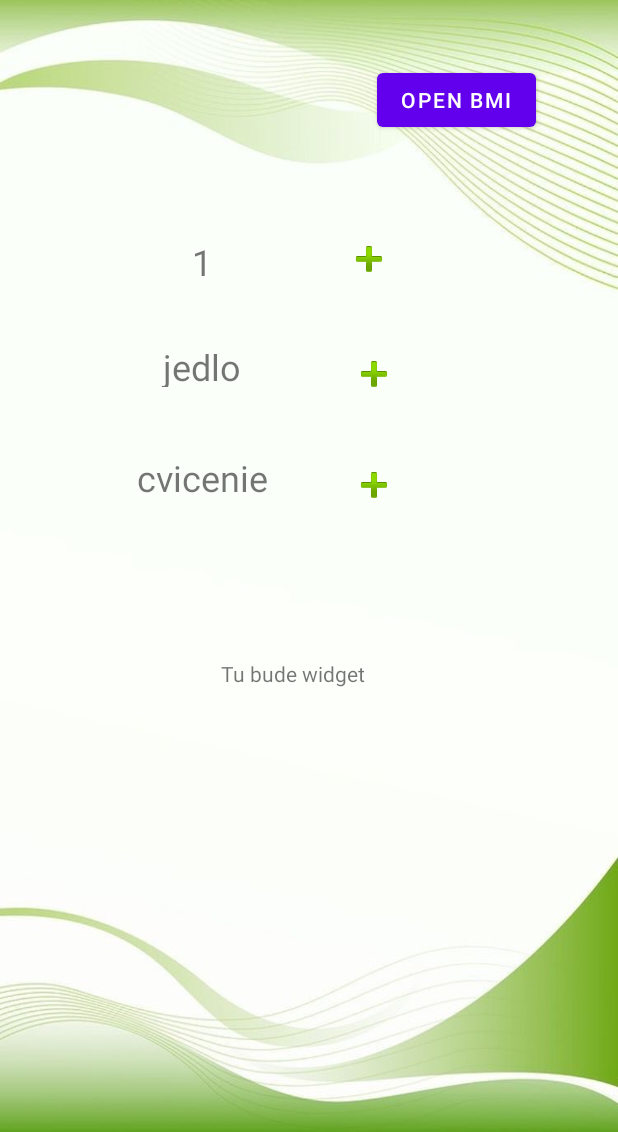
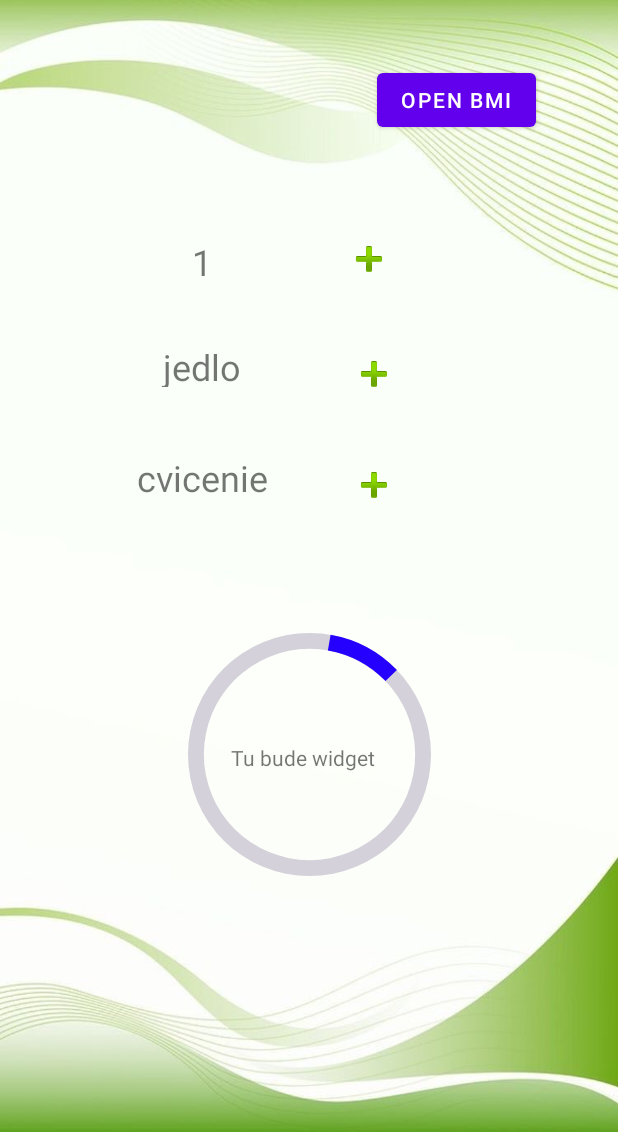
Before and after one commit to bubchi/budFIT, an Android app: the screen it shows after launch (MainActivity), after a tap on an icon or button, on a phone screen of 412 x 824 dp, the part 104-1236 px from its top. Run offline under Robolectric (Android 15) with nearby library versions, the phone set to English and light mode, and no system bars.

Commit message:
progres bar

```diff
--- a/app/src/main/java/com/example/budfit/BMI.kt
+++ b/app/src/main/java/com/example/budfit/BMI.kt
@@ -1,15 +1,9 @@
 package com.example.budfit
 
-import android.content.Context
 import android.os.Bundle
-import android.view.View
 import android.widget.*
-import com.google.android.material.snackbar.Snackbar
 import androidx.appcompat.app.AppCompatActivity
-import androidx.navigation.findNavController
 import androidx.navigation.ui.AppBarConfiguration
-import androidx.navigation.ui.navigateUp
-import androidx.navigation.ui.setupActionBarWithNavController
 import com.example.budfit.databinding.ActivityBmiBinding
 
 class BMI : AppCompatActivity() {
@@ -34,7 +28,14 @@ class BMI : AppCompatActivity() {
             vyska = binding.editTextVyska.text.toString().toFloat() / 100
             vek = binding.editTextVek.text.toString().toFloat()
             //var kometarBMI = binding.KomentarBMI.text
+
+
+
+
+
+
             if(vaha != 0f && vyska != 0f) {
+
                 val vysledok = vaha / (vyska * vyska)
 
                 if (vysledok < 18.5) {
@@ -47,6 +48,9 @@ class BMI : AppCompatActivity() {
                 binding.textViewResult.text = vysledok.toString()
             } else
             Toast.makeText(this,"Zadaj udaje najprv", Toast.LENGTH_SHORT).show()
+
+
+            saveData()
         }
 
 
@@ -55,7 +59,12 @@ class BMI : AppCompatActivity() {
 
 
 
-}}
+}
+
+    private fun saveData() {
+        TODO("Not yet implemented")
+    }
+}
 
 
 
--- a/app/src/main/java/com/example/budfit/Dialog.kt
+++ b/app/src/main/java/com/example/budfit/Dialog.kt
@@ -23,11 +23,8 @@ class Dialog : DialogFragment() {
         var rootView: View = inflater.inflate(R.layout.popup, container, false)
 
         //rootView.button
-        val builder: AlertDialog.Builder = AlertDialog.Builder(activity)
-        builder.setTitle("popup")
-        rootView.setOnClickListener() {
-            dismiss()
-        }
+        /*val builder: AlertDialog.Builder = AlertDialog.Builder(activity)
+        builder.setTitle("popup")*/
         return rootView
     }
     /*override fun onCreateDialog(savedInstanceState: Bundle?): Dialog {
--- a/app/src/main/java/com/example/budfit/MainActivity.kt
+++ b/app/src/main/java/com/example/budfit/MainActivity.kt
@@ -15,6 +15,7 @@ import android.widget.EditText as Text
 class MainActivity : AppCompatActivity() {
 
     private lateinit var binding: ActivityMainBinding
+    private var progres = 0
 
     override fun onCreate(savedInstanceState: Bundle?) {
         super.onCreate(savedInstanceState)
@@ -29,9 +30,14 @@ class MainActivity : AppCompatActivity() {
         val vodaButton: ImageButton = binding.vodaButton
         var pocitadlo = 0
 
+
         vodaButton.setOnClickListener() {
             pocitadlo ++
             vodaText.text = pocitadlo.toString()
+            if (progres <= 90)
+                progres += 10
+            updateProgres()
+
         }
         binding.vyberJedlaButton.setOnClickListener() {
             openVyberJedlaActivity()
@@ -46,6 +52,10 @@ class MainActivity : AppCompatActivity() {
         }
 
 
+    }
+
+    private fun updateProgres() {
+        binding.progressBar.progress = progres
     }
 
     private fun openDialog() {
--- a/app/src/main/java/com/example/budfit/VyberJedlaActivity.kt
+++ b/app/src/main/java/com/example/budfit/VyberJedlaActivity.kt
@@ -24,11 +24,13 @@ class VyberJedlaActivity : AppCompatActivity() {
         binding = ActivityVyberJedlaBinding.inflate(layoutInflater)
         setContentView(binding.root)
 
+        //val spinner: Spinner = findViewById(R.id.priloha)
 
+        val customList = listOf("1", "2", "3", "4")
+        val c = listOf(jedla)
+        //val adapter = ArrayAdapter<String>(this, androidx.appcompat.R.layout.support_simple_spinner_dropdown_item, c)
 
-        Jedla.values().forEach { println(it) }
-
-        println("-------------------- " + Jedla.BAGETA.kalorie)
+        //binding.ovocie.adapter =adapter
 
         var ryza: Float = 0F;
 
@@ -40,9 +42,8 @@ class VyberJedlaActivity : AppCompatActivity() {
         println("mmmmmmmmmmmmmm")
         binding.priloha.onItemSelectedListener = object : AdapterView.OnItemSelectedListener {
             override fun onItemSelected(adapterView: AdapterView<*>?, view: View?, position: Int, id: Long) {
-                //val objekt = adapterView?.getItemAtPosition(position)
-                if (adapterView?.getItemAtPosition(1) == true)
-                    ryza == 44f
+                val objekt = adapterView?.getItemAtPosition(position)
+
 
             }
 
--- /dev/null
+++ b/app/src/main/res/drawable/circle.xml
@@ -0,0 +1,25 @@
+<?xml version="1.0" encoding="utf-8"?>
+<layer-list xmlns:android="http://schemas.android.com/apk/res/android">
+
+    <item>
+        <shape
+            android:shape="ring"
+            android:thicknessRatio="20"
+            android:useLevel="false">
+            <solid android:color="#D5D1DA"/>
+        </shape>
+    </item>
+    <item>
+        <rotate
+            android:fromDegrees="280"
+            android:toDegrees="280">
+
+            <shape
+                android:shape="ring"
+                android:thicknessRatio="20"
+                android:useLevel="true">
+                <solid android:color="#2600FF"/>
+            </shape>
+        </rotate>
+    </item>
+</layer-list>
--- a/app/src/main/res/layout/activity_main.xml
+++ b/app/src/main/res/layout/activity_main.xml
@@ -17,10 +17,10 @@
         android:text="Tu bude widget"
         app:layout_constraintBottom_toBottomOf="parent"
         app:layout_constraintEnd_toEndOf="parent"
-        app:layout_constraintHorizontal_bias="0.467"
+        app:layout_constraintHorizontal_bias="0.488"
         app:layout_constraintStart_toStartOf="parent"
         app:layout_constraintTop_toTopOf="parent"
-        app:layout_constraintVertical_bias="0.605" />
+        app:layout_constraintVertical_bias="0.679" />
 
     <Button
         android:id="@+id/button"
@@ -130,5 +130,18 @@
         app:layout_constraintStart_toStartOf="parent"
         app:layout_constraintTop_toBottomOf="@+id/vodaText" />
 
+    <ProgressBar
+        android:id="@+id/progressBar"
+        android:layout_width="211dp"
+        android:layout_height="210dp"
+        android:indeterminateOnly="false"
+        android:progressDrawable="@drawable/circle"
+        app:layout_constraintBottom_toBottomOf="parent"
+        app:layout_constraintEnd_toEndOf="parent"
+        app:layout_constraintStart_toStartOf="parent"
+        app:layout_constraintTop_toTopOf="parent"
+        app:layout_constraintVertical_bias="0.737"
+        tools:progress="60" />
+
 
 </androidx.constraintlayout.widget.ConstraintLayout>
```
